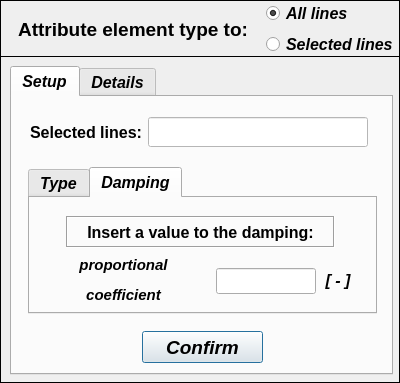
Before: the Qt Designer form data/user_input/ui/Model/Setup/Acoustic/acousticElementTypeInput.ui in open-pulse/OpenPulse, drawn with Qt 5.
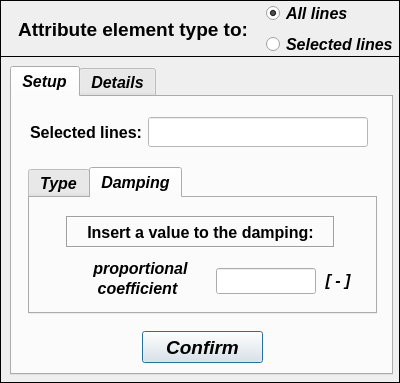
After: the same form once the commit is applied. The open tabs and pages were chosen to show the change.

Commit message: Acoustic solution bug fix.

```diff
--- a/data/user_input/ui/Model/Setup/Acoustic/acousticElementTypeInput.ui
+++ b/data/user_input/ui/Model/Setup/Acoustic/acousticElementTypeInput.ui
@@ -384,31 +384,31 @@
         </property>
         <property name="geometry">
          <rect>
-          <x>3</x>
-          <y>57</y>
-          <width>181</width>
-          <height>51</height>
+          <x>60</x>
+          <y>60</y>
+          <width>101</width>
+          <height>21</height>
          </rect>
         </property>
         <property name="minimumSize">
          <size>
-          <width>0</width>
-          <height>0</height>
+          <width>101</width>
+          <height>21</height>
          </size>
         </property>
         <property name="maximumSize">
          <size>
-          <width>16777215</width>
-          <height>16777215</height>
+          <width>101</width>
+          <height>21</height>
          </size>
         </property>
         <property name="font">
          <font>
           <family>Arial</family>
-          <pointsize>11</pointsize>
-          <weight>75</weight>
-          <italic>true</italic>
-          <bold>true</bold>
+          <pointsize>12</pointsize>
+          <weight>50</weight>
+          <italic>false</italic>
+          <bold>false</bold>
          </font>
         </property>
         <property name="mouseTracking">
@@ -418,9 +418,8 @@
          <string>&lt;!DOCTYPE HTML PUBLIC &quot;-//W3C//DTD HTML 4.0//EN&quot; &quot;http://www.w3.org/TR/REC-html40/strict.dtd&quot;&gt;
 &lt;html&gt;&lt;head&gt;&lt;meta name=&quot;qrichtext&quot; content=&quot;1&quot; /&gt;&lt;style type=&quot;text/css&quot;&gt;
 p, li { white-space: pre-wrap; }
-&lt;/style&gt;&lt;/head&gt;&lt;body style=&quot; font-family:'Arial'; font-size:11pt; font-weight:600; font-style:italic;&quot;&gt;
-&lt;p align=&quot;center&quot; style=&quot; margin-top:12px; margin-bottom:12px; margin-left:0px; margin-right:0px; -qt-block-indent:0; text-indent:0px;&quot;&gt;proportional&lt;/p&gt;
-&lt;p align=&quot;center&quot; style=&quot; margin-top:12px; margin-bottom:12px; margin-left:0px; margin-right:0px; -qt-block-indent:0; text-indent:0px;&quot;&gt;coefficient&lt;/p&gt;&lt;/body&gt;&lt;/html&gt;</string>
+&lt;/style&gt;&lt;/head&gt;&lt;body style=&quot; font-family:'Arial'; font-size:12pt; font-weight:400; font-style:normal;&quot;&gt;
+&lt;p align=&quot;center&quot; style=&quot; margin-top:12px; margin-bottom:12px; margin-left:0px; margin-right:0px; -qt-block-indent:0; text-indent:0px;&quot;&gt;&lt;span style=&quot; font-weight:600; font-style:italic;&quot;&gt;proportional&lt;/span&gt;&lt;/p&gt;&lt;/body&gt;&lt;/html&gt;</string>
         </property>
         <property name="alignment">
          <set>Qt::AlignCenter</set>
@@ -543,6 +542,53 @@
          <set>Qt::AlignCenter</set>
         </property>
        </widget>
+       <widget class="QLabel" name="label_111">
+        <property name="enabled">
+         <bool>true</bool>
+        </property>
+        <property name="geometry">
+         <rect>
+          <x>67</x>
+          <y>80</y>
+          <width>81</width>
+          <height>21</height>
+         </rect>
+        </property>
+        <property name="minimumSize">
+         <size>
+          <width>81</width>
+          <height>21</height>
+         </size>
+        </property>
+        <property name="maximumSize">
+         <size>
+          <width>81</width>
+          <height>21</height>
+         </size>
+        </property>
+        <property name="font">
+         <font>
+          <family>Arial</family>
+          <pointsize>11</pointsize>
+          <weight>75</weight>
+          <italic>true</italic>
+          <bold>true</bold>
+         </font>
+        </property>
+        <property name="mouseTracking">
+         <bool>true</bool>
+        </property>
+        <property name="text">
+         <string>&lt;!DOCTYPE HTML PUBLIC &quot;-//W3C//DTD HTML 4.0//EN&quot; &quot;http://www.w3.org/TR/REC-html40/strict.dtd&quot;&gt;
+&lt;html&gt;&lt;head&gt;&lt;meta name=&quot;qrichtext&quot; content=&quot;1&quot; /&gt;&lt;style type=&quot;text/css&quot;&gt;
+p, li { white-space: pre-wrap; }
+&lt;/style&gt;&lt;/head&gt;&lt;body style=&quot; font-family:'Arial'; font-size:11pt; font-weight:600; font-style:italic;&quot;&gt;
+&lt;p align=&quot;center&quot; style=&quot; margin-top:12px; margin-bottom:12px; margin-left:0px; margin-right:0px; -qt-block-indent:0; text-indent:0px;&quot;&gt;&lt;span style=&quot; font-size:12pt;&quot;&gt;coefficient&lt;/span&gt;&lt;/p&gt;&lt;/body&gt;&lt;/html&gt;</string>
+        </property>
+        <property name="alignment">
+         <set>Qt::AlignCenter</set>
+        </property>
+       </widget>
       </widget>
      </widget>
     </widget>
```
The commit also changes 4 other files.
